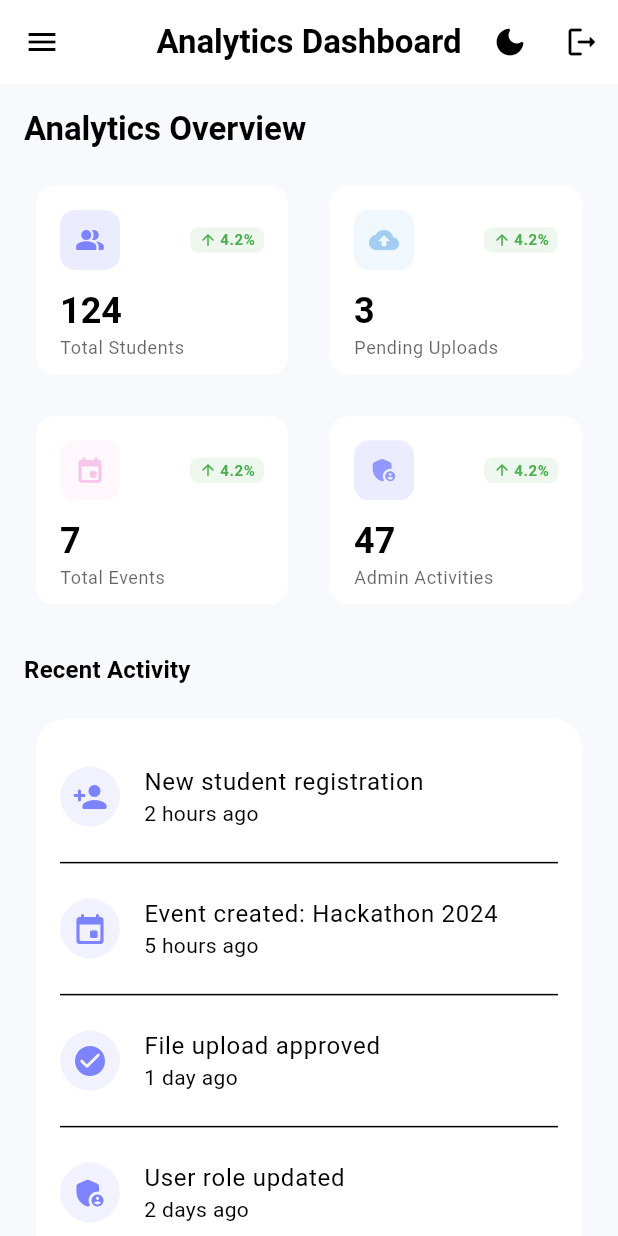
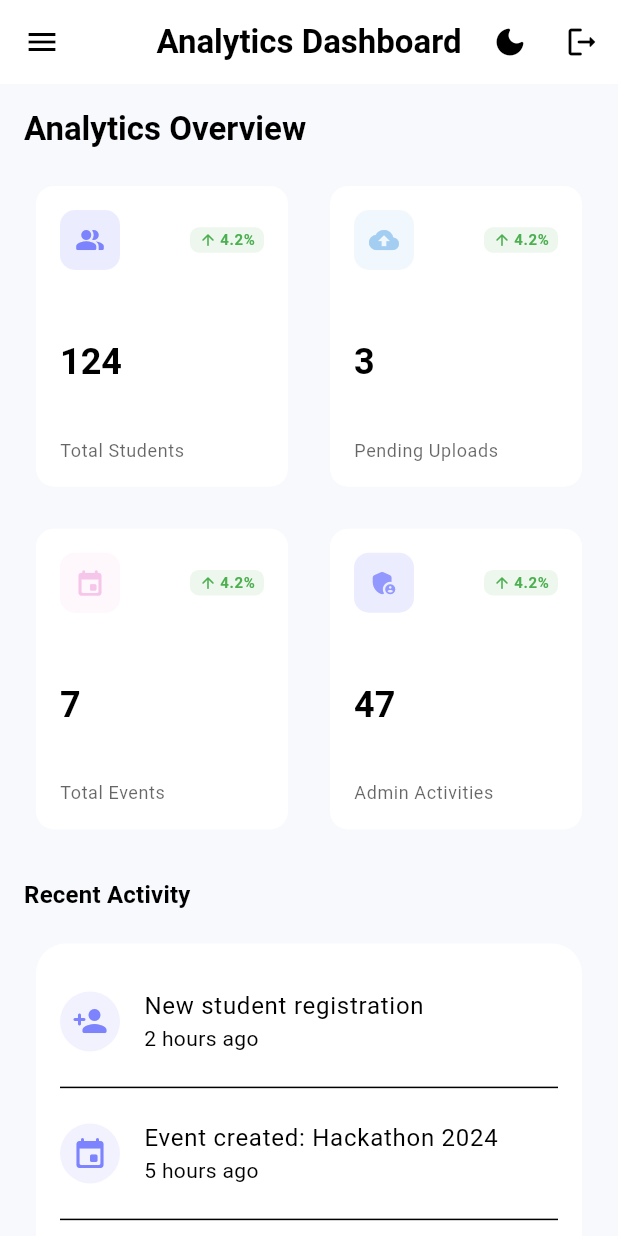
Before and after one commit to Spitmo/Studenthubtest, a Flutter app: the AdminDashboardScreen screen opened directly, on a phone screen of 412 x 824 dp. Run offline on Flutter 3.47's test engine with Material 3 defaults, Android fonts, the light colour scheme and no system bars; our stand-ins replace connectivity_plus, curved_navigation_bar, equatable, firebase_core, firebase_messaging, flutter_local_notifications and 3 more; accounts and stored records are empty.

Commit message:
overflowed fixed

```diff
--- a/lib/src/screens/admin/admin_dashboard.dart
+++ b/lib/src/screens/admin/admin_dashboard.dart
@@ -284,14 +284,18 @@ class _AdminDashboardScreenState extends State<AdminDashboardScreen> {
           // Analytics Cards Grid
           LayoutBuilder(
             builder: (context, constraints) {
-              final crossAxisCount = constraints.maxWidth > 600 ? 4 : 2;
+              final width = constraints.maxWidth;
+              final isWide = width >= 600;
+              final crossAxisCount = isWide ? 4 : 2;
+              // Give tiles more height on narrow screens to avoid vertical overflow
+              final childAspectRatio = isWide ? 1.3 : 0.85;
               return GridView.count(
                 shrinkWrap: true,
                 physics: const NeverScrollableScrollPhysics(),
                 crossAxisCount: crossAxisCount,
                 mainAxisSpacing: 12,
                 crossAxisSpacing: 12,
-                childAspectRatio: 1.3,
+                childAspectRatio: childAspectRatio,
                 children: [
                   _buildAnalyticsCard(
                     context,
```
